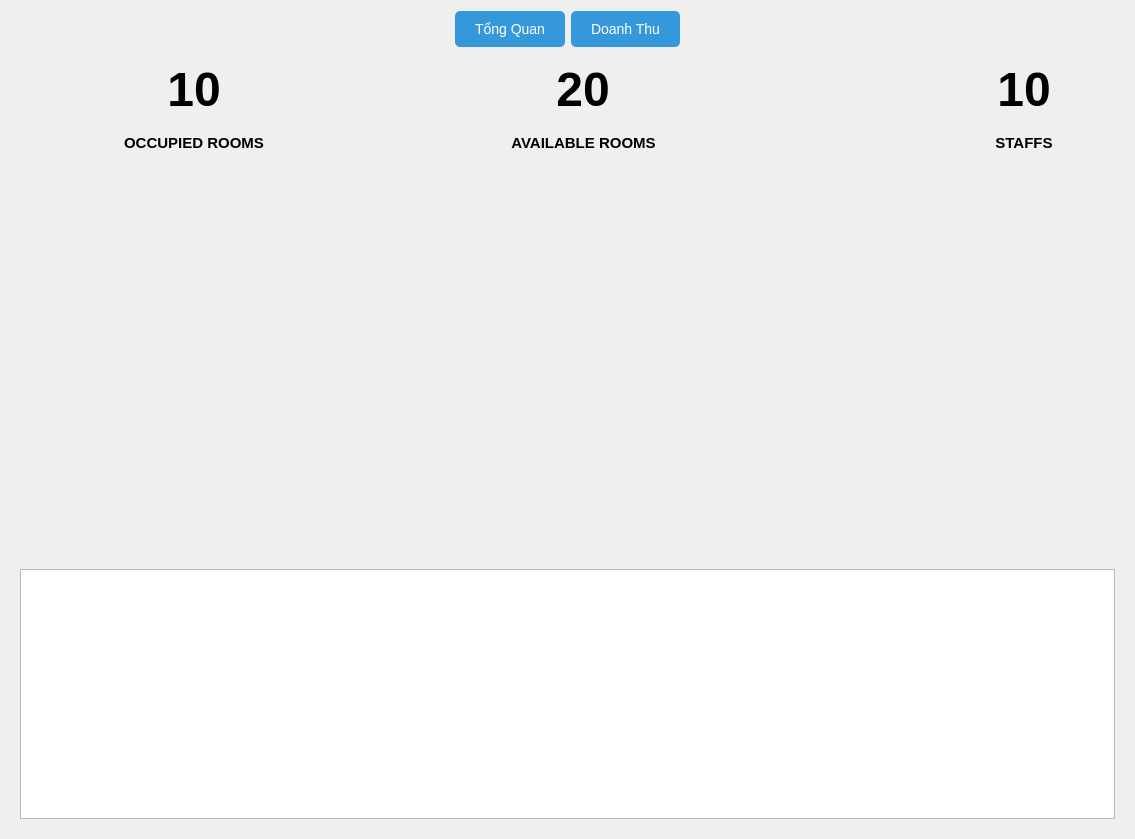
First picture: the form in view/statistics/statistics_ui.ui, repository loimaxto/DoAnPython, before the edit.
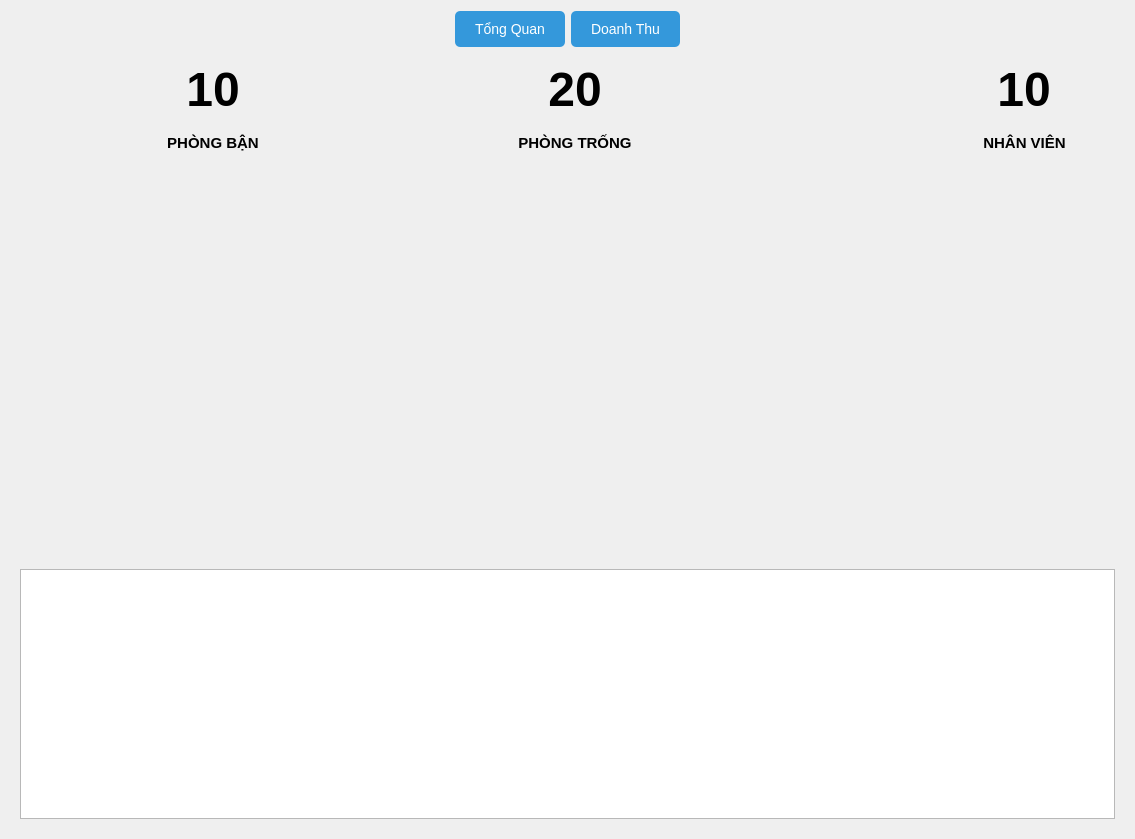
Second picture: the form after the edit. The open tabs and pages were chosen to show the change. Icons and pictures are not drawn.

Commit message: update statistics vietsub ver

Diff of the .ui file:
```diff
--- a/view/statistics/statistics_ui.ui
+++ b/view/statistics/statistics_ui.ui
@@ -208,7 +208,7 @@
                   </font>
                  </property>
                  <property name="text">
-                  <string>OCCUPIED ROOMS</string>
+                  <string>PHÒNG BẬN</string>
                  </property>
                  <property name="alignment">
                   <set>Qt::AlignCenter</set>
@@ -285,7 +285,7 @@
                   </font>
                  </property>
                  <property name="text">
-                  <string>AVAILABLE ROOMS</string>
+                  <string>PHÒNG TRỐNG</string>
                  </property>
                  <property name="alignment">
                   <set>Qt::AlignCenter</set>
@@ -380,7 +380,7 @@
                   </font>
                  </property>
                  <property name="text">
-                  <string>STAFFS</string>
+                  <string>NHÂN VIÊN</string>
                  </property>
                  <property name="alignment">
                   <set>Qt::AlignCenter</set>
```
The commit also changes 1 other file.
